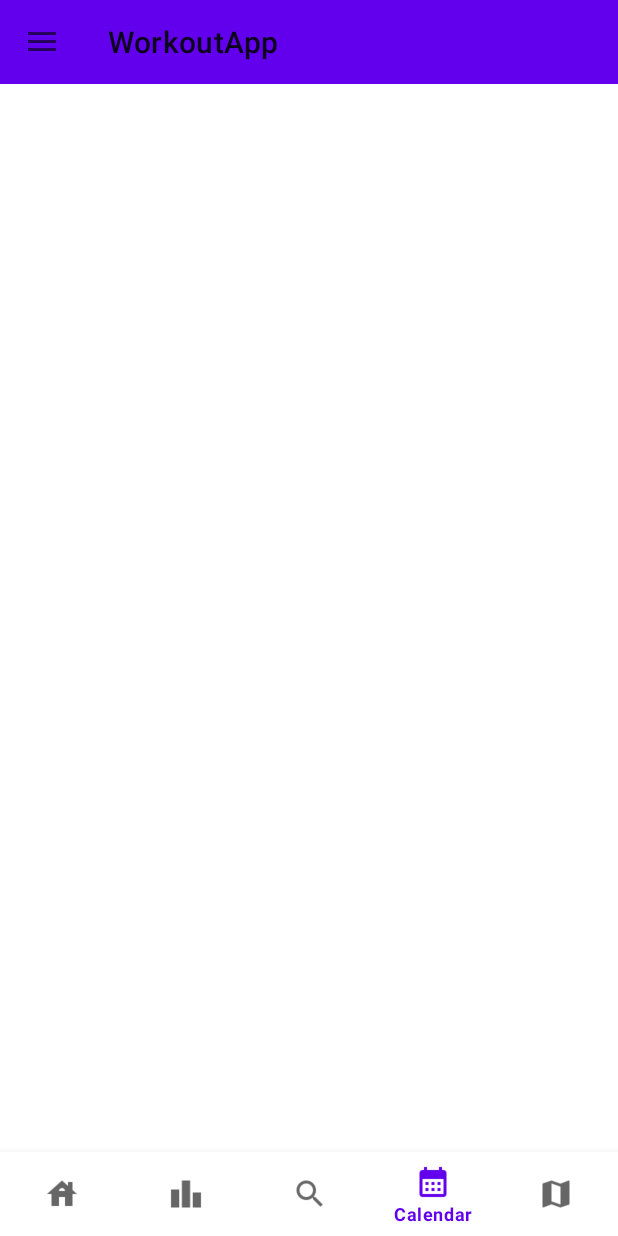
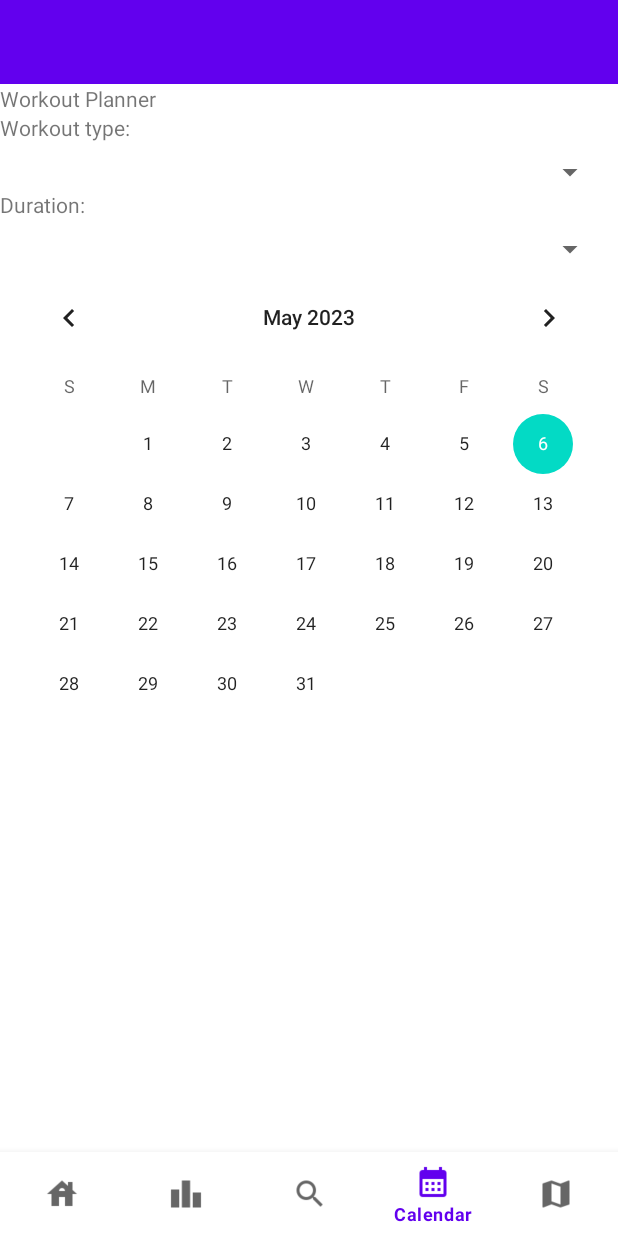
Before and after one commit to trungpro5398/WorkoutApp, an Android app: the screen it shows after launch (MainActivity), item 4 of the bottom bar chosen, on a phone screen of 412 x 824 dp. Run offline under Robolectric (Android 15) with nearby library versions, the phone set to English and light mode, and no system bars; our stand-ins replace Picasso, Room's generated code, data binding; pictures from the network do not load.

Commit message:
Added workout record UI, workout record database elements

```diff
--- a/app/src/main/java/com/example/workoutapp/dao/WorkoutDao.java
+++ b/app/src/main/java/com/example/workoutapp/dao/WorkoutDao.java
@@ -8,6 +8,7 @@ import androidx.room.Query;
 
 import com.example.workoutapp.entity.Workout;
 import com.example.workoutapp.entity.WorkoutType;
+
 
 import java.util.List;
 
--- /dev/null
+++ b/app/src/main/java/com/example/workoutapp/dao/WorkoutRecordDao.java
@@ -0,0 +1,24 @@
+package com.example.workoutapp.dao;
+
+import androidx.lifecycle.LiveData;
+import androidx.room.Dao;
+import androidx.room.Insert;
+import androidx.room.OnConflictStrategy;
+import androidx.room.Query;
+
+
+import com.example.workoutapp.entity.Workout;
+import com.example.workoutapp.entity.WorkoutRecord;
+
+import java.util.List;
+
+@Dao
+public interface WorkoutRecordDao {
+
+    @Insert
+    void insert(WorkoutRecord workoutRecord);
+
+    @Query("SELECT * FROM workout_record")
+    LiveData<List<WorkoutRecord>> getAllWorkoutRecords();
+
+}
--- a/app/src/main/java/com/example/workoutapp/database/WorkoutDatabase.java
+++ b/app/src/main/java/com/example/workoutapp/database/WorkoutDatabase.java
@@ -4,7 +4,9 @@ import androidx.room.Database;
 import androidx.room.RoomDatabase;
 
 import com.example.workoutapp.dao.WorkoutDao;
+import com.example.workoutapp.dao.WorkoutRecordDao;
 import com.example.workoutapp.entity.Workout;
+import com.example.workoutapp.entity.WorkoutRecord;
 
 import android.content.Context;
 
@@ -14,10 +16,10 @@ import java.util.concurrent.ExecutorService;
 import java.util.concurrent.Executors;
 
 
-@Database(entities = {Workout.class}, version = 4)
+@Database(entities = {Workout.class, WorkoutRecord.class}, version = 6)
 public abstract class WorkoutDatabase extends RoomDatabase {
     public abstract WorkoutDao workoutDao();
-
+    public abstract WorkoutRecordDao workoutRecordDao();
     private static volatile WorkoutDatabase INSTANCE;
     //we create an ExecutorService with a fixed thread pool so we can later run database operations asynchronously on a background thread.
     private static final int NUMBER_OF_THREADS = 4;
--- a/app/src/main/java/com/example/workoutapp/fragment/CalendarFragment.java
+++ b/app/src/main/java/com/example/workoutapp/fragment/CalendarFragment.java
@@ -1,13 +1,46 @@
 package com.example.workoutapp.fragment;
+
+import android.os.Bundle;
+import android.view.LayoutInflater;
+import android.view.View;
+import android.view.ViewGroup;
 
 import androidx.annotation.NonNull;
 import androidx.fragment.app.Fragment;
 import androidx.lifecycle.viewmodel.CreationExtras;
 
+import com.example.workoutapp.databinding.CalendarFragmentBinding;
+
 public class CalendarFragment extends Fragment {
-    @NonNull
+
+
+    private CalendarFragmentBinding binding;
+
+
     @Override
+    public View onCreateView(LayoutInflater inflater, ViewGroup container, Bundle savedInstanceState) {
+        binding = CalendarFragmentBinding.inflate(inflater, container, false);
+        return binding.getRoot();
+
+//        binding.calendar.setOnDateChangeListener(new CalendarView.OnDateChangeListener() {
+//            @Override
+//            public void onSelectedDayChange(@NonNull CalendarView calendarView, int y, int m, int d) {
+//                String selectedDate = String.format("%d-%02d-%02d", y, m + 1, d);
+//
+//            }
+//
+//
+//
+//        });
+
+    }
     public CreationExtras getDefaultViewModelCreationExtras() {
         return super.getDefaultViewModelCreationExtras();
     }
+
+    @Override
+    public void onDestroyView(){
+        super.onDestroyView();
+        binding=null;
+    }
 }
--- a/app/src/main/res/layout/calendar_fragment.xml
+++ b/app/src/main/res/layout/calendar_fragment.xml
@@ -1,5 +1,6 @@
 <layout xmlns:android="http://schemas.android.com/apk/res/android"
     xmlns:app="http://schemas.android.com/apk/res-auto">
+
 
     <androidx.constraintlayout.widget.ConstraintLayout
         android:layout_width="match_parent"
@@ -12,13 +13,68 @@
             android:background="?attr/colorPrimary"
             app:layout_constraintTop_toTopOf="parent" />
 
-        <androidx.recyclerview.widget.RecyclerView
-            android:id="@+id/calendar_events_recyclerview"
+        <TextView
+            android:id="@+id/workout_planner"
             android:layout_width="match_parent"
-            android:layout_height="0dp"
-            android:padding="16dp"
-            app:layout_constraintBottom_toBottomOf="parent"
-            app:layout_constraintTop_toBottomOf="@+id/toolbar" />
+            android:layout_height="wrap_content"
+            android:text="Workout Planner"
+            app:layout_constraintHorizontal_bias="0.0"
+            app:layout_constraintStart_toStartOf="parent"
+            app:layout_constraintTop_toBottomOf="@id/toolbar" />
+
+        <TextView
+            android:id="@+id/workout_type_text"
+            android:layout_width="match_parent"
+            android:layout_height="wrap_content"
+            android:text="Workout type:"
+            app:layout_constraintHorizontal_bias="0.0"
+            app:layout_constraintStart_toStartOf="parent"
+            app:layout_constraintTop_toBottomOf="@id/workout_planner" />
+
+        <Spinner
+            android:id="@+id/select_workout_type"
+            android:layout_width="match_parent"
+            android:layout_height="wrap_content"
+            android:layout_margin="8dp"
+            app:iconifiedByDefault="false"
+            app:layout_constraintEnd_toEndOf="parent"
+            app:layout_constraintStart_toStartOf="parent"
+            app:layout_constraintTop_toBottomOf="@id/workout_type_text" />
+        <TextView
+            android:id="@+id/workout_duration_text"
+            android:layout_width="match_parent"
+            android:layout_height="wrap_content"
+            android:text="Duration:"
+            app:layout_constraintHorizontal_bias="0.0"
+            app:layout_constraintStart_toStartOf="parent"
+            app:layout_constraintTop_toBottomOf="@id/select_workout_type" />
+        <Spinner
+            android:id="@+id/select_workout_duration"
+            android:layout_width="match_parent"
+            android:layout_height="wrap_content"
+            android:layout_margin="8dp"
+            app:iconifiedByDefault="false"
+            app:layout_constraintEnd_toEndOf="parent"
+            app:layout_constraintStart_toStartOf="parent"
+            app:layout_constraintTop_toBottomOf="@id/workout_duration_text" />
+
+
+        <CalendarView
+            android:id="@+id/calendar"
+
+            android:layout_width="match_parent"
+            android:layout_height="wrap_content"
+            app:layout_constraintEnd_toEndOf="parent"
+            app:layout_constraintStart_toStartOf="parent"
+            app:layout_constraintTop_toBottomOf="@id/select_workout_duration" />
+
+        <!--        <androidx.recyclerview.widget.RecyclerView-->
+        <!--            android:id="@+id/calendar_events_recyclerview"-->
+        <!--            android:layout_width="match_parent"-->
+        <!--            android:layout_height="0dp"-->
+        <!--            android:padding="16dp"-->
+        <!--            app:layout_constraintBottom_toBottomOf="parent"-->
+        <!--            app:layout_constraintTop_toBottomOf="@+id/toolbar" />-->
 
     </androidx.constraintlayout.widget.ConstraintLayout>
 </layout>
```
Also changed, not shown: app/src/main/java/com/example/workoutapp/entity/WorkoutRecord.java (added, +47 -0 lines), app/src/main/java/com/example/workoutapp/repository/WorkoutRecordRepository.java (added, +37 -0 lines), app/src/main/java/com/example/workoutapp/viewmodel/WorkoutRecordViewModel.java (added, +30 -0 lines).
